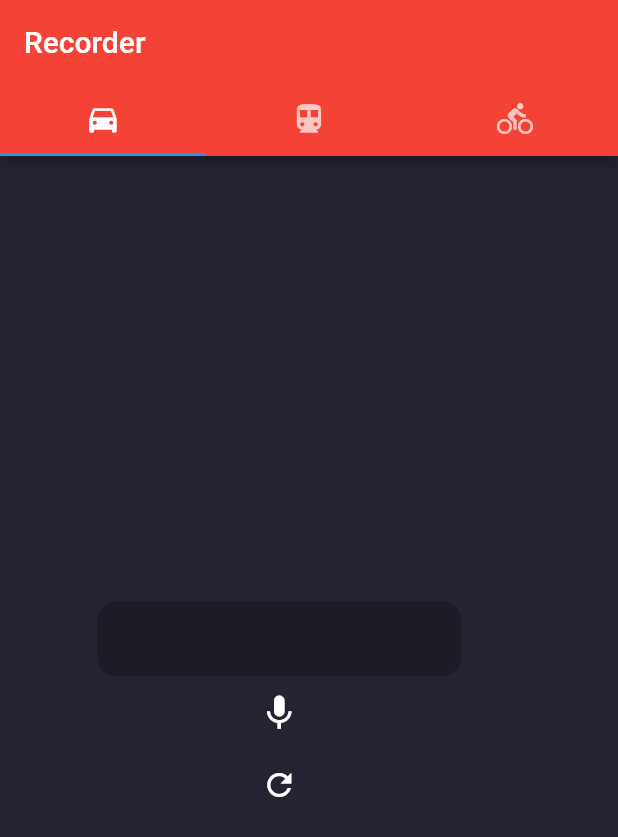
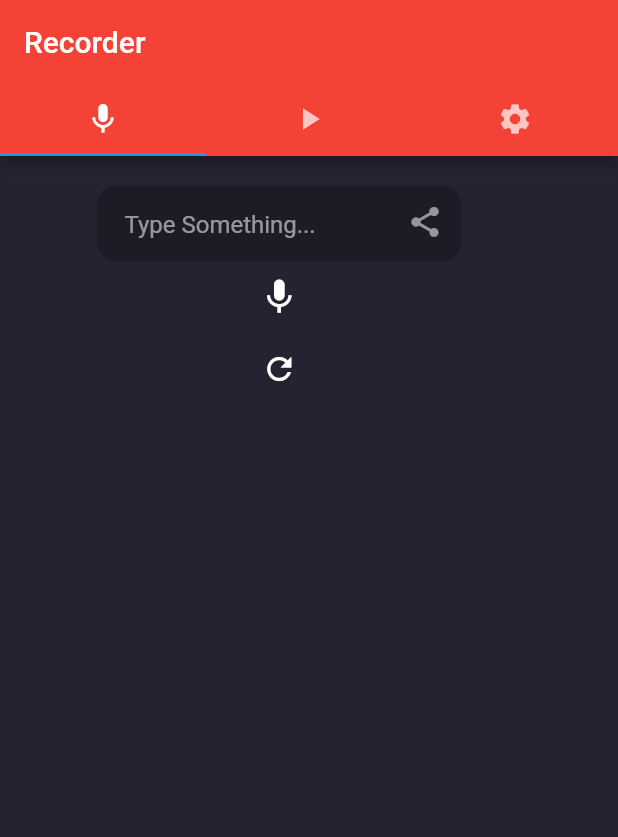
Before and after one commit to Prathit-tech/Recorder, a Flutter app: the screen it shows after launch, on a phone screen of 412 x 824 dp. Shown: the top 837 px of the screen. Run offline on Flutter 3.47's test engine with Material 2 defaults, Android fonts, the phone set to English and light mode, and no system bars; our stand-ins replace file_picker, permission_handler; missing offline and left inert: audio_session, audio_waveforms, flutter_sound, flutter_sound_platform_interface.

Commit message:
Share button

```diff
--- a/lib/ex.dart
+++ b/lib/ex.dart
@@ -6,6 +6,7 @@ import 'package:file_picker/file_picker.dart';
 import 'package:flutter/material.dart';
 import 'package:path_provider/path_provider.dart';
 
+void main() => runApp(const MyApp());
 
 class MyApp extends StatelessWidget {
   const MyApp({Key? key}) : super(key: key);
@@ -88,14 +89,11 @@ class _HomeState extends State<Home> {
         child: Column(
           children: [
             const SizedBox(height: 20),
-            Expanded(
-              child:
+
             SafeArea(
               child: Padding(
                 padding: const EdgeInsets.fromLTRB(50,0,0,0),
                 child: Column(
-                  mainAxisAlignment: MainAxisAlignment.center,
-                  crossAxisAlignment: CrossAxisAlignment.center,
                   children: [
                     AnimatedSwitcher(
                       duration: const Duration(milliseconds: 200),
@@ -133,12 +131,17 @@ class _HomeState extends State<Home> {
                         child: TextField(
                           readOnly: true,
                           decoration: InputDecoration(
-                            hintText: "",
+                            hintText: "Type Something...",
                             hintStyle: const TextStyle(
                                 color: Colors.white54),
                             contentPadding:
                             const EdgeInsets.only(top: 16),
                             border: InputBorder.none,
+                            suffixIcon: IconButton(
+                              onPressed: _pickFile,
+                              icon: Icon(Icons.adaptive.share),
+                              color: Colors.white54,
+                            ),
                           ),
                         ),
                       ),
@@ -180,7 +183,7 @@ class _HomeState extends State<Home> {
                 ),
               ),
             ),
-            )],
+          ],
         ),
       ),
     );
@@ -220,6 +223,11 @@ class _HomeState extends State<Home> {
       isWaveformRefreshing = true;
     });
 
+    void _refreshWaveform() {
+      setState(() {
+        isWaveformRefreshing = true;
+      });
+
       recorderController.refresh();
 
       setState(() {
@@ -228,3 +236,4 @@ class _HomeState extends State<Home> {
     }
 
   }
+}
--- a/lib/main.dart
+++ b/lib/main.dart
@@ -19,9 +19,9 @@ class mainapp extends StatelessWidget {
             backgroundColor: Colors.red,
             bottom: const TabBar(
               tabs: [
-                Tab(icon: Icon(Icons.directions_car)),
-                Tab(icon: Icon(Icons.directions_transit)),
-                Tab(icon: Icon(Icons.directions_bike)),
+                Tab(icon: Icon(Icons.mic)),
+                Tab(icon: Icon(Icons.play_arrow)),
+                Tab(icon: Icon(Icons.settings)),
               ],
             ),
             title: const Text('Recorder'),
@@ -30,31 +30,7 @@ class mainapp extends StatelessWidget {
             children: [
               MyApp(),
               page2(),
-              Center(
-                child: Column(
-                  children: [
-                    Text(
-                      'THe same as site 2, uses Listview instead of Listview builder',style: TextStyle(color: Colors.red),
-                    ),
-                    ListView(
-                      children: [
-                        Container(
-                          child: Column(
-                            children: [
-                              Row(
-                                children: [
-                                  Text('I am true now'),
-                                ]
-                              ),
-
-                            ],
-                          ),
-                        )
-                      ],
-                    )
-                  ],
-                ),
-              ),
+              SimpleRecorder(),
             ],
           ),
         ),
--- a/lib/page1.dart
+++ b/lib/page1.dart
@@ -190,6 +190,7 @@ class _SimpleRecorderState extends State<SimpleRecorder> {
             alignment: Alignment.center,
 
             child: Column(children: [
+              Text('Since Page  3 doesnt have functionality, this page allows you to record and play audio right here'),
               ElevatedButton(
 
                   onPressed: getRecorderFn(),
```
Lines whose indentation alone changed are shown as unchanged.
